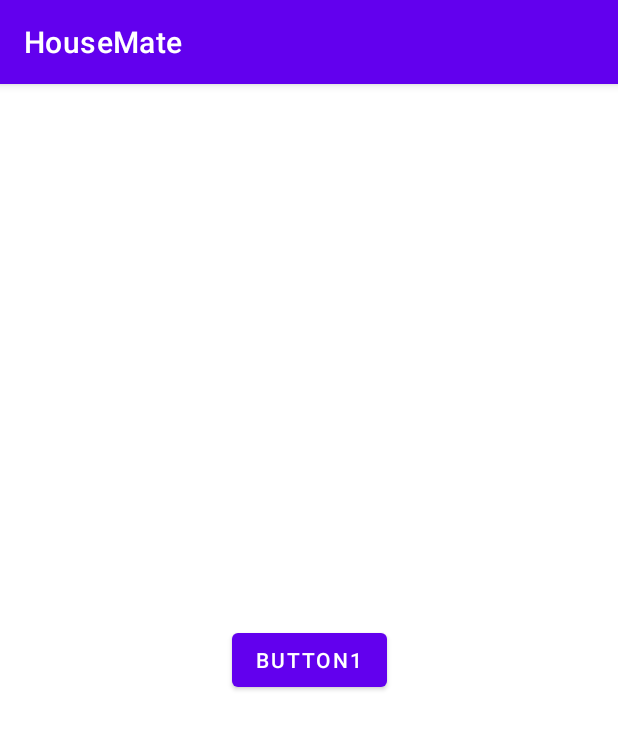
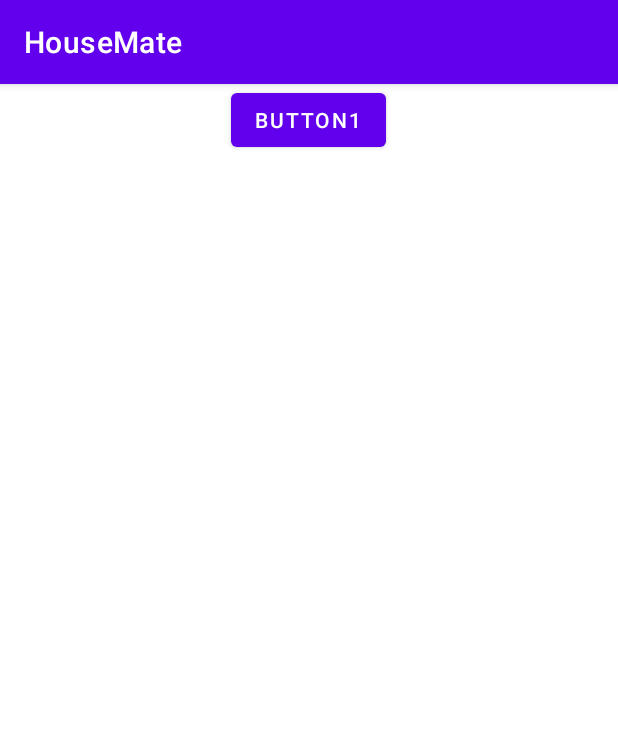
Before and after one commit to rustzh/housemate, an Android app: the screen it shows after launch (MainActivity), on a phone screen of 412 x 824 dp. Shown: the top 729 px of the screen. Run offline under Robolectric (Android 15) with nearby library versions, the light colour scheme and no system bars.

Commit message:
버튼 하나만

```diff
--- a/app/src/main/res/layout/activity_main.xml
+++ b/app/src/main/res/layout/activity_main.xml
@@ -13,6 +13,9 @@
         android:text="Button1"
         app:layout_constraintBottom_toBottomOf="parent"
         app:layout_constraintEnd_toEndOf="parent"
+        app:layout_constraintHorizontal_bias="0.498"
         app:layout_constraintStart_toStartOf="parent"
-        app:layout_constraintTop_toTopOf="parent" />
+        app:layout_constraintTop_toTopOf="parent"
+        app:layout_constraintVertical_bias="0.0" />
+
 </androidx.constraintlayout.widget.ConstraintLayout>
```
